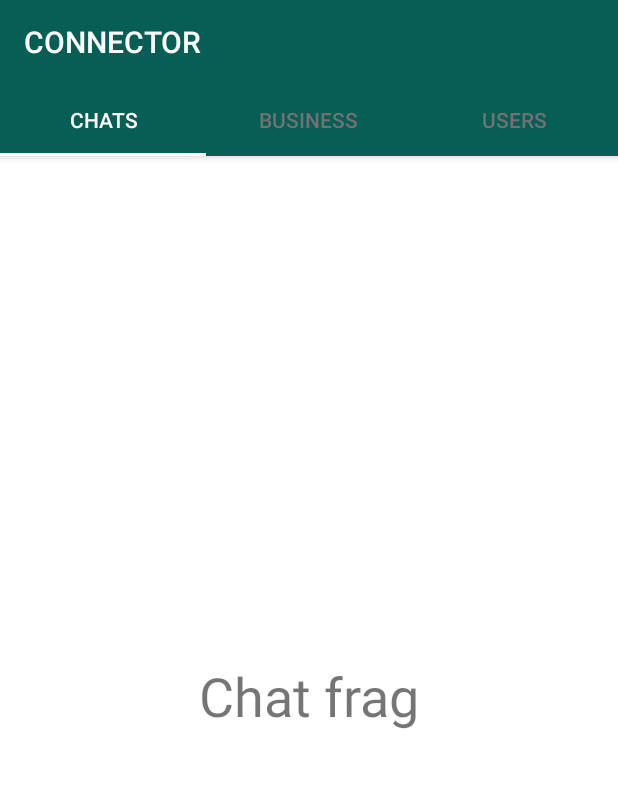
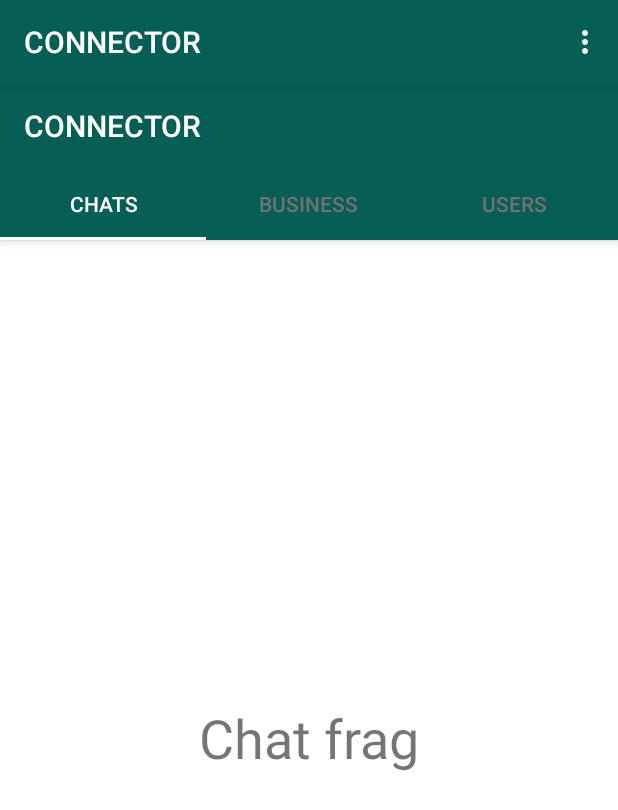
Before and after one commit to satyamsheel/Connector, an Android app: the screen it shows after launch once a user with an empty profile is signed in (mainDashboard), on a phone screen of 412 x 824 dp. Shown: the top 810 px of the screen. Run offline under Robolectric (Android 15) with nearby library versions, the phone set to English and light mode, and no system bars; our stand-ins replace Firebase (no records; nobody signed in at launch, a user with empty details on screens opened directly).

Commit message:
Main menu

```diff
--- a/app/src/main/java/com/connectors/connector/mainDashboard.java
+++ b/app/src/main/java/com/connectors/connector/mainDashboard.java
@@ -2,13 +2,17 @@ package com.connectors.connector;
 
 import androidx.appcompat.app.AppCompatActivity;
 
+import android.content.Intent;
 import android.graphics.Color;
 import android.os.Bundle;
+import android.view.Menu;
+import android.view.MenuItem;
+
 import androidx.appcompat.widget.Toolbar;
-import androidx.appcompat.app.AppCompatActivity;
 import androidx.viewpager.widget.ViewPager;
 
 import com.google.android.material.tabs.TabLayout;
+import com.google.firebase.auth.FirebaseAuth;
 
 public class mainDashboard extends AppCompatActivity {
 
@@ -16,24 +20,55 @@ public class mainDashboard extends AppCompatActivity {
     private ViewPager viewPager;
     private TabLayout tabLayout;
     private TabsAdapter tabsAdapter;
+    FirebaseAuth mAuth;
+
 
     @Override
     protected void onCreate(Bundle savedInstanceState) {
         super.onCreate(savedInstanceState);
         setContentView(R.layout.activity_main_dashboard);
 
-        toolbar=(Toolbar) findViewById(R.id.main_app_bar);
-        setSupportActionBar(toolbar);
+        //toolbar = (Toolbar) findViewById(R.id.main_app_bar);
+        //setSupportActionBar(toolbar);
+
+
 
         viewPager = findViewById(R.id.main_tabs_pager);
         tabsAdapter = new TabsAdapter(getSupportFragmentManager());
         viewPager.setAdapter(tabsAdapter);
+        mAuth = FirebaseAuth.getInstance();
 
         tabLayout = findViewById(R.id.main_Tab);
         tabLayout.setupWithViewPager(viewPager);
         tabLayout.setSelectedTabIndicatorColor(Color.parseColor("#ffffff"));
         tabLayout.setTabTextColors(Color.parseColor("#727272"), Color.parseColor("#ffffff"));
 
+
     }
 
+    @Override
+    public boolean onCreateOptionsMenu(Menu menu) {
+
+        super.onCreateOptionsMenu(menu);
+
+        getMenuInflater().inflate(R.menu.main_menu, menu);
+        return true;
+    }
+
+    @Override
+    public boolean onOptionsItemSelected(MenuItem item) {
+
+        switch (item.getItemId()) {
+            case R.id.profile_option:
+
+                return true;
+            case R.id.profile_logout:
+                mAuth.signOut();
+                Intent intent = new Intent(mainDashboard.this, loginActivity.class);
+                startActivity(intent);
+                return true;
+            default:
+                return super.onOptionsItemSelected(item);
+        }
+    }
 }
--- a/app/src/main/java/com/connectors/connector/splashActivity.java
+++ b/app/src/main/java/com/connectors/connector/splashActivity.java
@@ -32,7 +32,7 @@ public class splashActivity extends AppCompatActivity {
                     splashActivity.this.startActivity(mainIntent);
                     splashActivity.this.finish();
                 }
-            }, 3000);
+            }, 500);
 
         } else {
             new Handler().postDelayed(new Runnable() {
--- /dev/null
+++ b/app/src/main/res/menu/main_menu.xml
@@ -0,0 +1,17 @@
+<?xml version="1.0" encoding="utf-8"?>
+<menu xmlns:android="http://schemas.android.com/apk/res/android"
+    xmlns:app="http://schemas.android.com/apk/res-auto">
+
+
+    <item
+        android:title="@string/menu_profile"
+        android:id="@+id/profile_option"
+        app:showAsAction="never"
+        />
+
+    <item
+        android:title="@string/menu_logout"
+        android:id="@+id/profile_logout"
+        app:showAsAction="never"
+        />
+</menu>
--- a/app/src/main/res/values-v21/styles.xml
+++ b/app/src/main/res/values-v21/styles.xml
@@ -1,11 +1,17 @@
 <?xml version="1.0" encoding="utf-8"?>
 <resources>
 
-    <style name="AppTheme" parent="Theme.AppCompat.Light.NoActionBar">
+    <style name="AppTheme" parent="Theme.AppCompat.DayNight.DarkActionBar">
         <!-- Customize your theme here. -->
         <item name="colorPrimary">@color/colorPrimary</item>
         <item name="colorPrimaryDark">@color/colorPrimaryDark</item>
         <item name="colorAccent">@color/colorAccent</item>
         <item name="android:statusBarColor">#00000000</item>
     </style>
+
+    <style name="AppTheme.NoActionBar" parent="Theme.AppCompat.Light.DarkActionBar">
+        <item name="windowActionBar">false</item>
+        <item name="windowNoTitle">true</item>
+        <item name="android:windowFullscreen">true</item>
+    </style>
 </resources>
--- a/app/src/main/res/values/styles.xml
+++ b/app/src/main/res/values/styles.xml
@@ -1,14 +1,15 @@
 <resources>
 
     <!-- Base application theme. -->
-    <style name="AppTheme" parent="Theme.AppCompat.Light.DarkActionBar">
+    <style name="AppTheme" parent="Theme.AppCompat.DayNight.DarkActionBar">
         <!-- Customize your theme here. -->
         <item name="colorPrimary">@color/colorPrimary</item>
         <item name="colorPrimaryDark">@color/colorPrimaryDark</item>
         <item name="colorAccent">@color/colorAccent</item>
+        <item name="android:textColorSecondary">@color/white</item>
     </style>
 
-    <style name="ToolBarStyle" parent="Theme.AppCompat">
+    <style name="ToolBarStyle" parent="Theme.AppCompat.DayNight.DarkActionBar">
         <item name="android:textColorPrimary">@android:color/white</item>
         <item name="android:textColorSecondary">@android:color/white</item>
         <item name="actionMenuTextColor">@android:color/white</item>
```
Also changed, not shown: app/src/main/AndroidManifest.xml (+8 -4 lines), app/src/main/res/values/strings.xml (+4 -27 lines).
